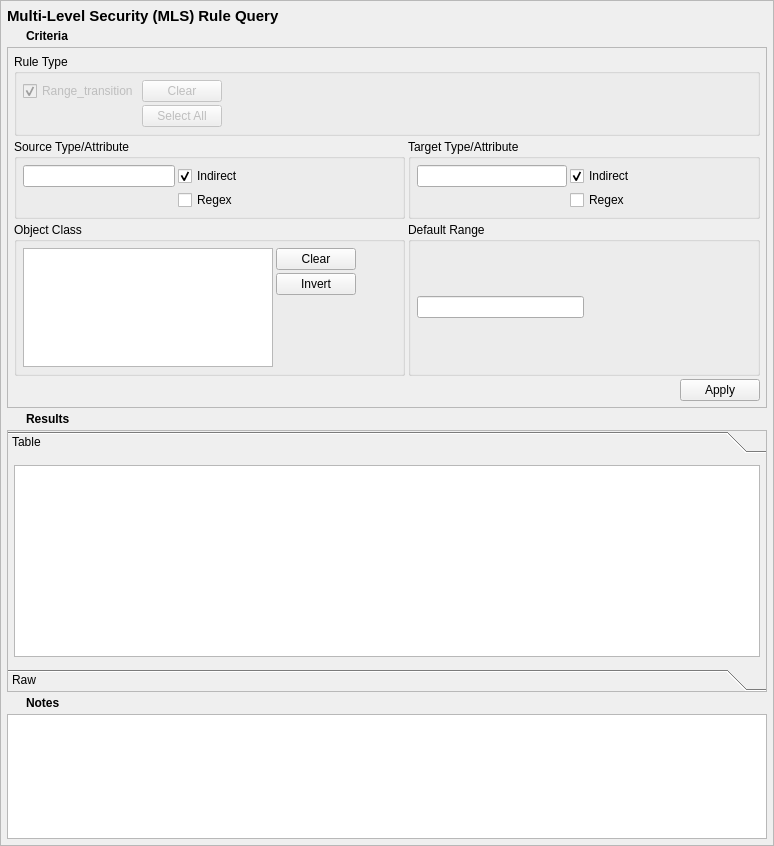
This is data/mlsrulequery.ui in SELinuxProject/setools as Qt 5 draws it before an edit. The edited form follows.
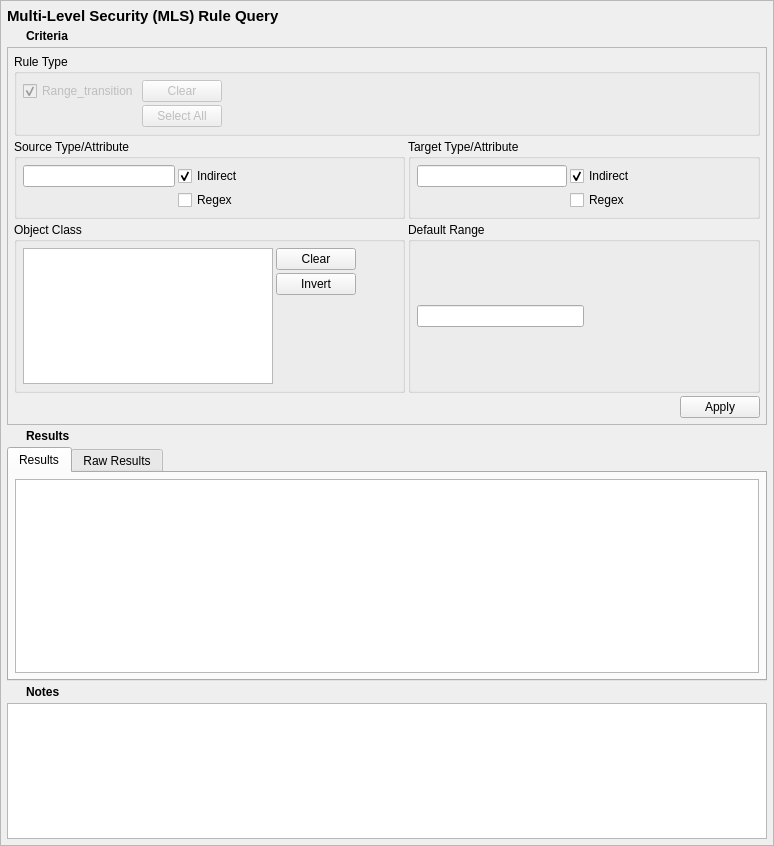
This is the edited form. Icons and pictures are not drawn.

Commit message:
(TE/RBAC/MLS)RuleQueryTab: convert QToolBox to QTabWidget.
Improves vertical space efficiency

Patch:
```diff
--- a/data/mlsrulequery.ui
+++ b/data/mlsrulequery.ui
@@ -47,113 +47,6 @@
     <property name="spacing">
      <number>3</number>
     </property>
-    <item row="4" column="0" colspan="2">
-     <widget class="QToolBox" name="results_frame">
-      <property name="sizePolicy">
-       <sizepolicy hsizetype="Preferred" vsizetype="MinimumExpanding">
-        <horstretch>0</horstretch>
-        <verstretch>0</verstretch>
-       </sizepolicy>
-      </property>
-      <property name="frameShape">
-       <enum>QFrame::StyledPanel</enum>
-      </property>
-      <property name="currentIndex">
-       <number>0</number>
-      </property>
-      <widget class="QWidget" name="table_page">
-       <property name="geometry">
-        <rect>
-         <x>0</x>
-         <y>0</y>
-         <width>758</width>
-         <height>204</height>
-        </rect>
-       </property>
-       <attribute name="label">
-        <string>Table</string>
-       </attribute>
-       <layout class="QVBoxLayout" name="verticalLayout_3">
-        <property name="leftMargin">
-         <number>6</number>
-        </property>
-        <property name="topMargin">
-         <number>6</number>
-        </property>
-        <property name="rightMargin">
-         <number>6</number>
-        </property>
-        <property name="bottomMargin">
-         <number>6</number>
-        </property>
-        <item>
-         <widget class="QTableView" name="table_results">
-          <property name="sizeAdjustPolicy">
-           <enum>QAbstractScrollArea::AdjustIgnored</enum>
-          </property>
-          <property name="alternatingRowColors">
-           <bool>true</bool>
-          </property>
-          <property name="sortingEnabled">
-           <bool>true</bool>
-          </property>
-         </widget>
-        </item>
-       </layout>
-      </widget>
-      <widget class="QWidget" name="raw_page">
-       <property name="geometry">
-        <rect>
-         <x>0</x>
-         <y>0</y>
-         <width>758</width>
-         <height>204</height>
-        </rect>
-       </property>
-       <attribute name="label">
-        <string>Raw</string>
-       </attribute>
-       <layout class="QVBoxLayout" name="verticalLayout_2">
-        <property name="leftMargin">
-         <number>6</number>
-        </property>
-        <property name="topMargin">
-         <number>6</number>
-        </property>
-        <property name="rightMargin">
-         <number>6</number>
-        </property>
-        <property name="bottomMargin">
-         <number>6</number>
-        </property>
-        <item>
-         <widget class="QPlainTextEdit" name="raw_results">
-          <property name="minimumSize">
-           <size>
-            <width>0</width>
-            <height>0</height>
-           </size>
-          </property>
-          <property name="font">
-           <font>
-            <family>Monospace</family>
-           </font>
-          </property>
-          <property name="documentTitle">
-           <string/>
-          </property>
-          <property name="lineWrapMode">
-           <enum>QPlainTextEdit::NoWrap</enum>
-          </property>
-          <property name="readOnly">
-           <bool>true</bool>
-          </property>
-         </widget>
-        </item>
-       </layout>
-      </widget>
-     </widget>
-    </item>
     <item row="5" column="0">
      <widget class="QPushButton" name="notes_expander">
       <property name="sizePolicy">
@@ -855,6 +748,94 @@
       <zorder>default_criteria</zorder>
      </widget>
     </item>
+    <item row="4" column="0" colspan="2">
+     <widget class="QTabWidget" name="results_frame">
+      <property name="sizePolicy">
+       <sizepolicy hsizetype="Preferred" vsizetype="MinimumExpanding">
+        <horstretch>0</horstretch>
+        <verstretch>0</verstretch>
+       </sizepolicy>
+      </property>
+      <property name="currentIndex">
+       <number>0</number>
+      </property>
+      <widget class="QWidget" name="results_framePage1">
+       <attribute name="title">
+        <string>Results</string>
+       </attribute>
+       <layout class="QVBoxLayout" name="verticalLayout_3">
+        <property name="leftMargin">
+         <number>6</number>
+        </property>
+        <property name="topMargin">
+         <number>6</number>
+        </property>
+        <property name="rightMargin">
+         <number>6</number>
+        </property>
+        <property name="bottomMargin">
+         <number>6</number>
+        </property>
+        <item>
+         <widget class="QTableView" name="table_results">
+          <property name="sizeAdjustPolicy">
+           <enum>QAbstractScrollArea::AdjustIgnored</enum>
+          </property>
+          <property name="alternatingRowColors">
+           <bool>true</bool>
+          </property>
+          <property name="sortingEnabled">
+           <bool>true</bool>
+          </property>
+         </widget>
+        </item>
+       </layout>
+      </widget>
+      <widget class="QWidget" name="results_framePage2">
+       <attribute name="title">
+        <string>Raw Results</string>
+       </attribute>
+       <layout class="QVBoxLayout" name="verticalLayout_2">
+        <property name="leftMargin">
+         <number>6</number>
+        </property>
+        <property name="topMargin">
+         <number>6</number>
+        </property>
+        <property name="rightMargin">
+         <number>6</number>
+        </property>
+        <property name="bottomMargin">
+         <number>6</number>
+        </property>
+        <item>
+         <widget class="QPlainTextEdit" name="raw_results">
+          <property name="minimumSize">
+           <size>
+            <width>0</width>
+            <height>0</height>
+           </size>
+          </property>
+          <property name="font">
+           <font>
+            <family>Monospace</family>
+           </font>
+          </property>
+          <property name="documentTitle">
+           <string/>
+          </property>
+          <property name="lineWrapMode">
+           <enum>QPlainTextEdit::NoWrap</enum>
+          </property>
+          <property name="readOnly">
+           <bool>true</bool>
+          </property>
+         </widget>
+        </item>
+       </layout>
+      </widget>
+     </widget>
+    </item>
    </layout>
   </widget>
  </widget>
```
Left out of the diff: 2 changed lines with no effect on the pictures. The commit also changes 2 other files.
